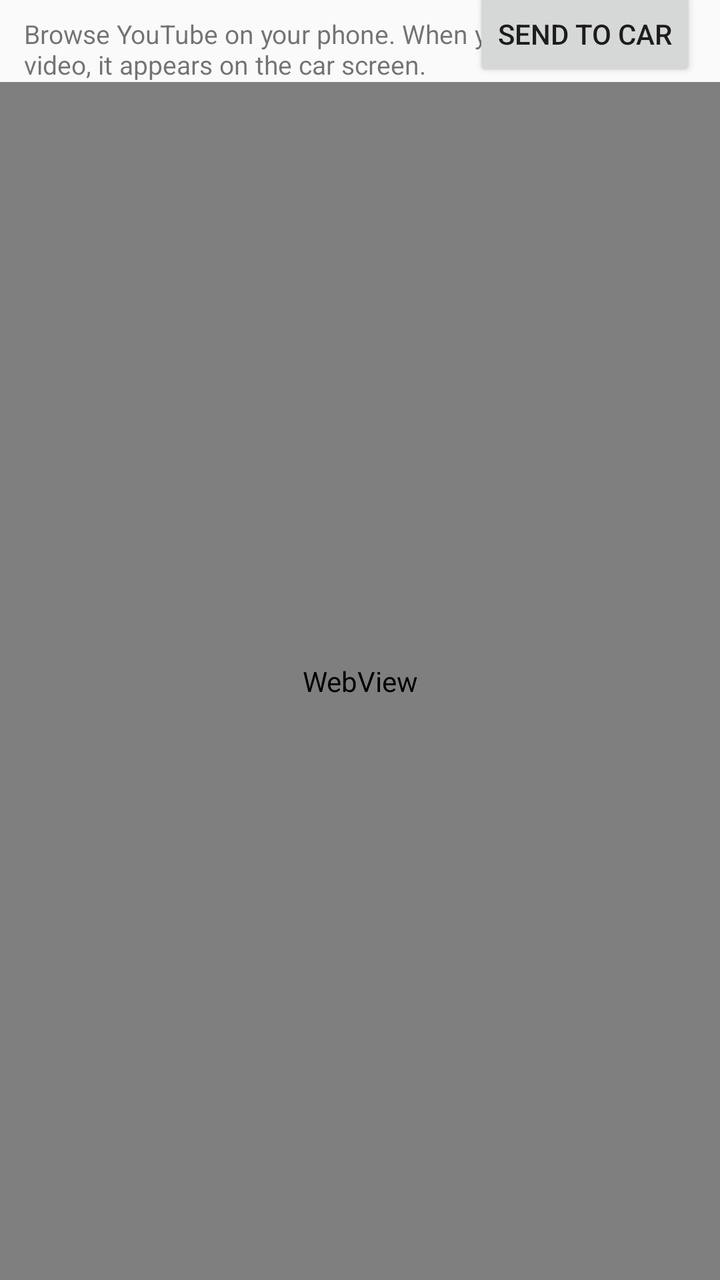
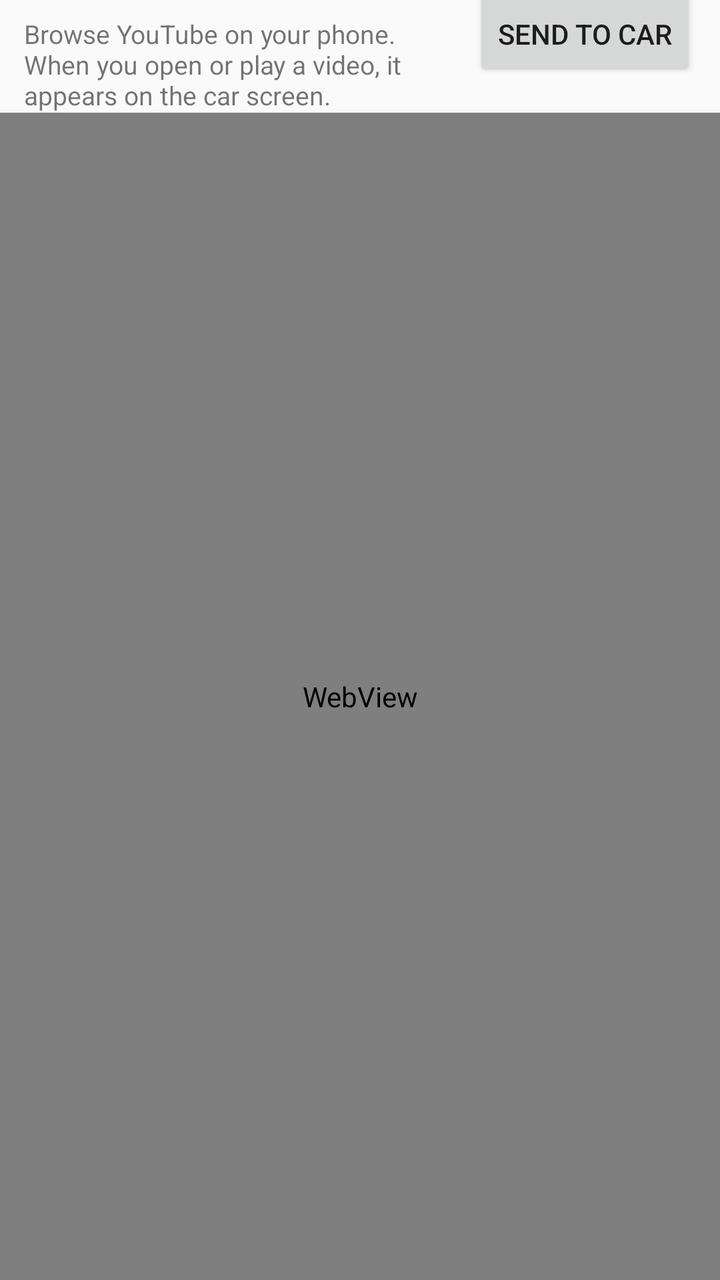

Before-and-after screenshots of an Android layout around one commit, followed by the original layout XML and the change that was made.
<!-- AndroidManifest.xml: activity theme Theme.CarTube -->
<!-- res/layout/activity_main.xml -->
<?xml version="1.0" encoding="utf-8"?>
<androidx.constraintlayout.widget.ConstraintLayout
    xmlns:android="http://schemas.android.com/apk/res/android"
    xmlns:app="http://schemas.android.com/apk/res-auto"
    android:id="@+id/root"
    android:layout_width="match_parent"
    android:layout_height="match_parent">

    <TextView
        android:id="@+id/statusText"
        android:layout_width="0dp"
        android:layout_height="wrap_content"
        android:paddingHorizontal="12dp"
        android:paddingTop="8dp"
        android:text="@string/phone_hint"
        android:textSize="13sp"
        app:layout_constraintEnd_toEndOf="parent"
        app:layout_constraintStart_toStartOf="parent"
        app:layout_constraintTop_toTopOf="parent" />

    <Button
        android:id="@+id/sendToCarButton"
        android:layout_width="wrap_content"
        android:layout_height="wrap_content"
        android:layout_marginEnd="12dp"
        android:text="@string/send_to_car"
        app:layout_constraintBaseline_toBaselineOf="@id/statusText"
        app:layout_constraintEnd_toEndOf="parent" />

    <ProgressBar
        android:id="@+id/progressBar"
        style="?android:attr/progressBarStyleHorizontal"
        android:layout_width="0dp"
        android:layout_height="4dp"
        android:indeterminate="false"
        android:max="100"
        android:visibility="gone"
        app:layout_constraintEnd_toEndOf="parent"
        app:layout_constraintStart_toStartOf="parent"
        app:layout_constraintTop_toBottomOf="@id/statusText" />

    <WebView
        android:id="@+id/webView"
        android:layout_width="0dp"
        android:layout_height="0dp"
        app:layout_constraintBottom_toBottomOf="parent"
        app:layout_constraintEnd_toEndOf="parent"
        app:layout_constraintStart_toStartOf="parent"
        app:layout_constraintTop_toBottomOf="@id/progressBar" />

</androidx.constraintlayout.widget.ConstraintLayout>
<!-- resources referenced by this layout -->
<resources>
  <string name="phone_hint">Browse YouTube on your phone. When you open or play a video, it appears on the car screen.</string>
  <string name="send_to_car">Send to car</string>
  <style name="Theme.CarTube" parent="Theme.AppCompat.Light.NoActionBar">
          <item name="colorPrimary">#FF0000</item>
          <item name="colorPrimaryDark">#CC0000</item>
          <item name="android:statusBarColor">#CC0000</item>
      </style>
</resources>

<!-- the commit's change to res/layout/activity_main.xml (unified diff, before → after) -->
@@ -7,6 +7,20 @@
     android:layout_height="match_parent">
 
     <TextView
+        android:id="@+id/installBanner"
+        android:layout_width="0dp"
+        android:layout_height="wrap_content"
+        android:background="#FFF3E0"
+        android:paddingHorizontal="12dp"
+        android:paddingVertical="10dp"
+        android:textColor="#E65100"
+        android:textSize="12sp"
+        android:visibility="gone"
+        app:layout_constraintEnd_toEndOf="parent"
+        app:layout_constraintStart_toStartOf="parent"
+        app:layout_constraintTop_toTopOf="parent" />
+
+    <TextView
         android:id="@+id/statusText"
         android:layout_width="0dp"
         android:layout_height="wrap_content"
@@ -14,9 +28,9 @@
         android:paddingTop="8dp"
         android:text="@string/phone_hint"
         android:textSize="13sp"
-        app:layout_constraintEnd_toEndOf="parent"
+        app:layout_constraintEnd_toStartOf="@id/sendToCarButton"
         app:layout_constraintStart_toStartOf="parent"
-        app:layout_constraintTop_toTopOf="parent" />
+        app:layout_constraintTop_toBottomOf="@id/installBanner" />
 
     <Button
         android:id="@+id/sendToCarButton"
